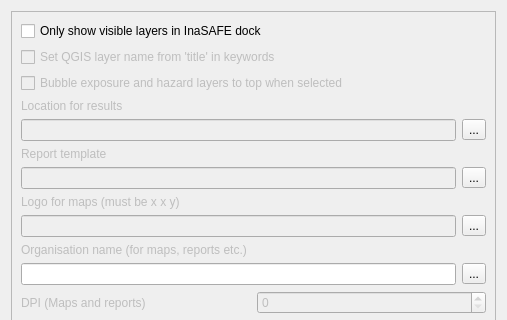
Old version of the form gui/is_options_dialog_base.ui in the repository inasafe/inasafe; both pictures show x 0 to 507 and y 0 to 320 of the 507 by 478 pixel window.
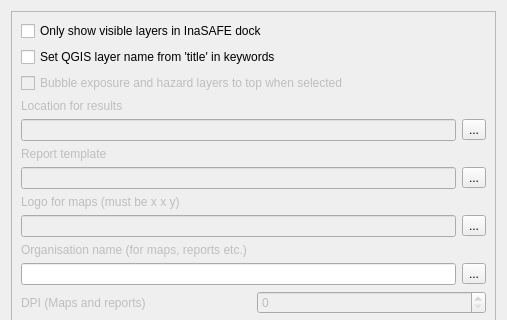
New version of the form. Icons and pictures are not drawn.

The edit to the form file:
```diff
--- a/gui/is_options_dialog_base.ui
+++ b/gui/is_options_dialog_base.ui
@@ -46,7 +46,7 @@
        <item row="2" column="0">
         <widget class="QCheckBox" name="checkBox_2">
          <property name="enabled">
-          <bool>false</bool>
+          <bool>true</bool>
          </property>
          <property name="text">
           <string>Set QGIS layer name from 'title' in keywords</string>
```
Left out of the diff: 4 changed lines with no effect on the pictures.
